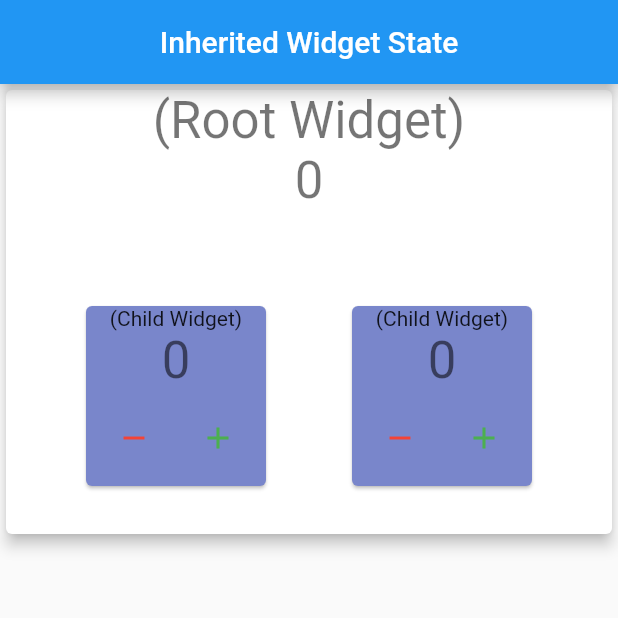
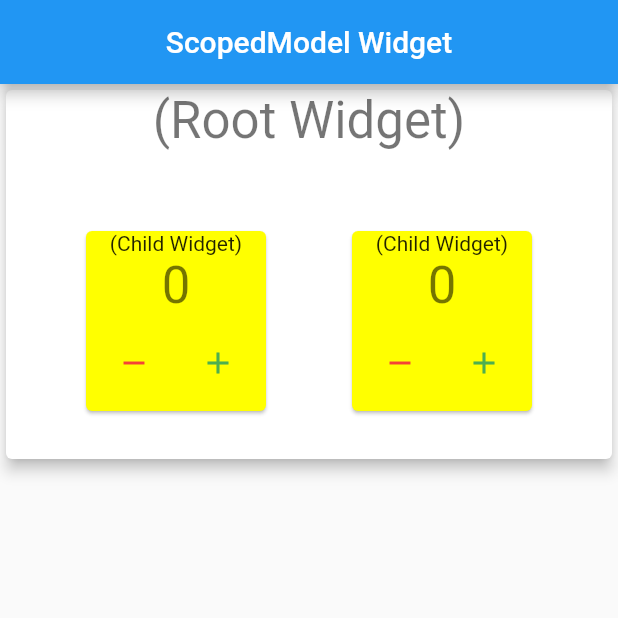
Before and after one commit to codecikoi/state_theory, a Flutter app: the screen it shows after launch, on a phone screen of 412 x 824 dp, the top half of it. Run offline on Flutter 3.47's test engine with Material 2 defaults, Android fonts, the phone set to English and light mode, and no system bars.

Commit message:
scoped model state type example

```diff
--- a/lib/main.dart
+++ b/lib/main.dart
@@ -1,5 +1,6 @@
 import 'package:flutter/material.dart';
 import 'package:states/inherited_widget.dart';
+import 'package:states/scoped_model.dart';
 
 void main() {
   runApp(const MyApp());
@@ -13,7 +14,7 @@ class MyApp extends StatelessWidget {
   Widget build(BuildContext context) {
     return MaterialApp(
       debugShowCheckedModeBanner: false,
-      home: InheritedWidgetType(),
+      home: MyScopedModel(),
     );
   }
 }
--- /dev/null
+++ b/lib/scoped_model.dart
@@ -0,0 +1,80 @@
+import 'package:flutter/material.dart';
+
+
+class MyScopedModel extends StatefulWidget {
+  const MyScopedModel({Key? key}) : super(key: key);
+
+  @override
+  State<MyScopedModel> createState() => _MyScopedModelState();
+}
+
+class _MyScopedModelState extends State<MyScopedModel> {
+  @override
+  Widget build(BuildContext context) {
+    return Scaffold(
+      appBar: AppBar(
+        title: Text('ScopedModel Widget'),
+        centerTitle: true,
+      ),
+      body: ListView(
+        children: [
+          _AppRootWidget(),
+        ],
+      ),
+    );
+  }
+}
+
+class _AppRootWidget extends StatelessWidget {
+  const _AppRootWidget({Key? key}) : super(key: key);
+
+  @override
+  Widget build(BuildContext context) {
+
+    final myStyle = Theme.of(context).textTheme.headline4;
+
+    return Card(
+      elevation: 4.0,
+      child: Column(
+        children: [
+          Text('(Root Widget)', style: myStyle),
+          SizedBox(height: 50.0),
+          Row(
+            mainAxisAlignment: MainAxisAlignment.spaceEvenly,
+            children: [
+              _Counter(),
+              _Counter(),
+            ],
+          )
+        ],
+      ),
+    );
+  }
+}
+
+class _Counter extends StatelessWidget {
+  const _Counter({Key? key}) : super(key: key);
+
+  @override
+  Widget build(BuildContext context) {
+
+    final myStyle = Theme.of(context).textTheme.headline4;
+
+    return Card(
+      margin: EdgeInsets.all(4.0).copyWith(bottom: 32.0),
+      color: Colors.yellowAccent,
+      child: Column(
+        children: [
+          Text('(Child Widget)'),
+          Text('0', style: myStyle),
+          ButtonBar(
+            children: [
+              IconButton(onPressed: () {}, icon: Icon(Icons.remove), color: Colors.red),
+              IconButton(onPressed: () {}, icon: Icon(Icons.add), color: Colors.green),
+            ],
+          )
+        ],
+      ),
+    );
+  }
+}
--- a/pubspec.yaml
+++ b/pubspec.yaml
@@ -35,7 +35,8 @@ dependencies:
 
   # The following adds the Cupertino Icons font to your application.
   # Use with the CupertinoIcons class for iOS style icons.
-  cupertino_icons: ^1.0.2
+  cupertino_icons: ^1.0.5
+  scoped_model: ^2.0.0
 
 dev_dependencies:
   flutter_test:
```
Also changed, not shown: pubspec.lock.
